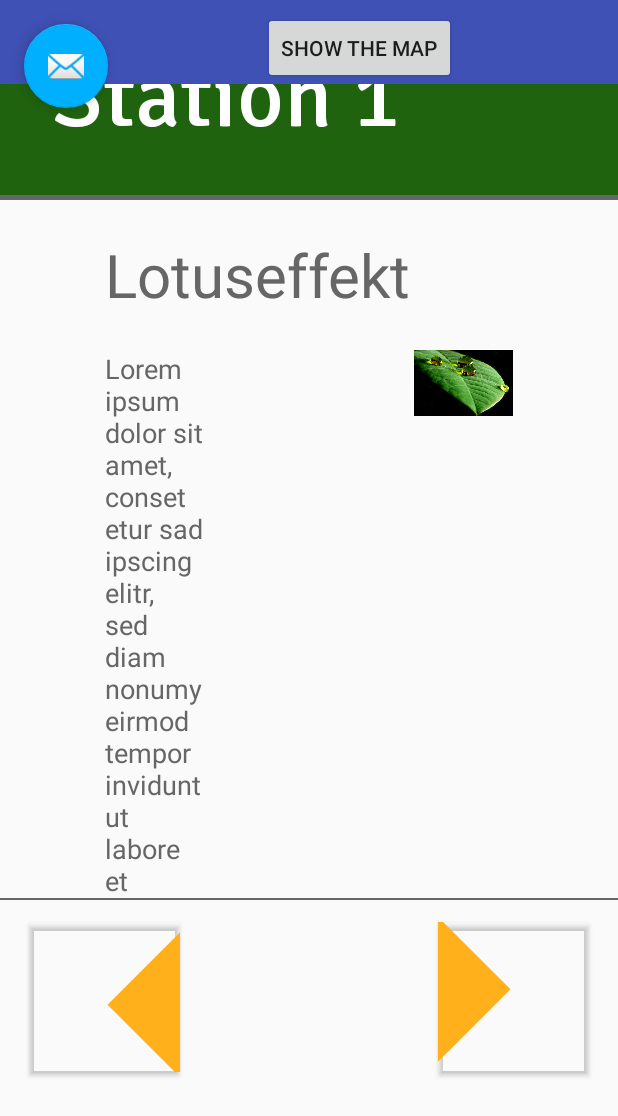
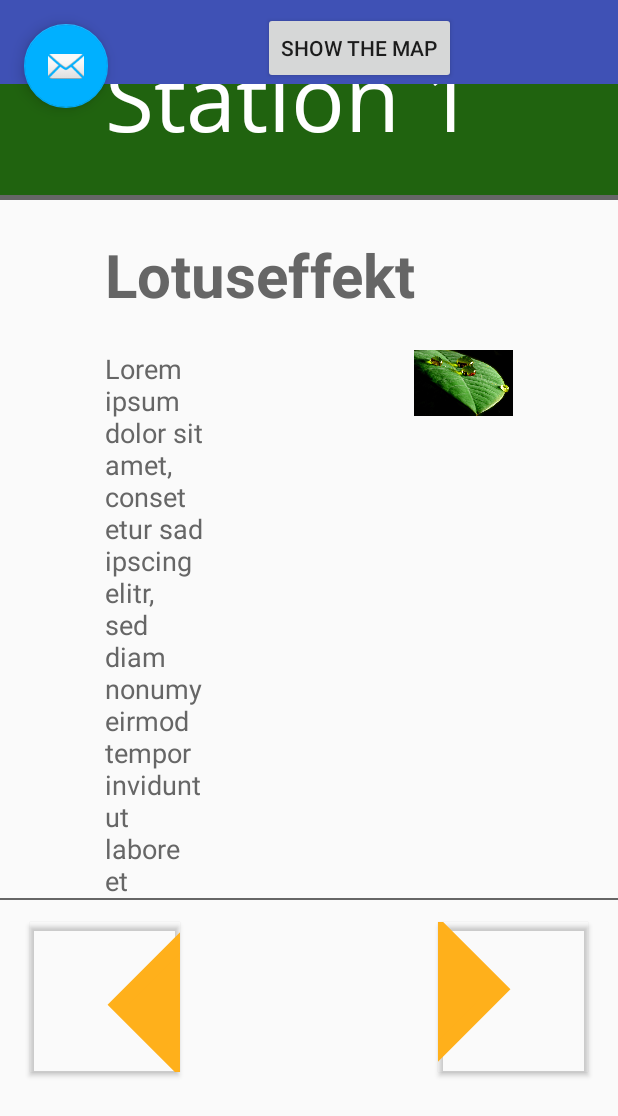
Before and after one commit to TheresiaB/eduCaching, an Android app: the screen it shows after launch (MainActivity), on a phone screen of 412 x 824 dp. Shown: the top 1116 px of the screen. Run offline under Robolectric (Android 15) with nearby library versions, the phone set to English and light mode, and no system bars.

Commit message:
projectKaro: new font OpenSans Regular

```diff
--- a/app/src/main/java/com/life/educaching/MainActivity.java
+++ b/app/src/main/java/com/life/educaching/MainActivity.java
@@ -1,6 +1,5 @@
 package com.life.educaching;
 
-import android.content.Intent;
 import android.graphics.Typeface;
 import android.os.Bundle;
 import android.support.v7.app.AppCompatActivity;
@@ -13,7 +12,7 @@ public class MainActivity extends AppCompatActivity{
     protected void onCreate(Bundle savedInstanceState) {
         super.onCreate(savedInstanceState);
         setContentView(R.layout.activity_main);
-        Typeface myTypeface = Typeface.createFromAsset(getAssets(), "Signika-Regular.ttf");
+        Typeface myTypeface = Typeface.createFromAsset(getAssets(), "OpenSans-Regular.ttf");
         TextView myTextview = (TextView) findViewById(R.id.text_head);
         myTextview.setTypeface(myTypeface);
     }
--- a/app/src/main/res/layout/layout_bild.xml
+++ b/app/src/main/res/layout/layout_bild.xml
@@ -32,8 +32,8 @@
                 android:textColor="@color/colorWhite"
                 android:background="@color/live_e.v._green"
                 android:textStyle="bold"
-                android:paddingStart="35dp"
-                android:paddingLeft="35dp"
+                android:paddingStart="70dp"
+                android:paddingLeft="70dp"
                 android:paddingEnd="0dp"
                 android:paddingRight="0dp"
                 android:gravity="center_vertical"
@@ -60,7 +60,7 @@
                 android:paddingRight="0dp"
 
                 android:gravity="center_vertical"
-                android:textStyle="normal"
+                android:textStyle="bold"
                 />
 
             <LinearLayout
```
Also changed, not shown: app/src/main/assets/OpenSans-Regular.ttf (added).
